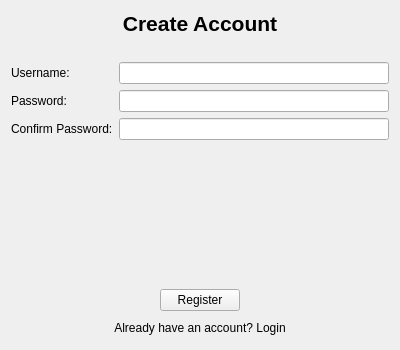
Old version of the form src/ui/views/RegisterPage.ui in the repository IbrahimYasserM/Cashtak.
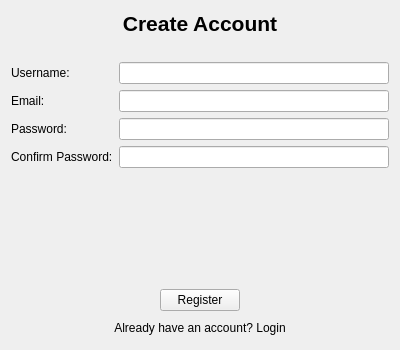
New version of the form.

Diff of the .ui file:
```diff
--- a/src/ui/views/RegisterPage.ui
+++ b/src/ui/views/RegisterPage.ui
@@ -60,27 +60,37 @@
       <widget class="QLineEdit" name="lineEditUsername"/>
      </item>
      <item row="1" column="0">
+      <widget class="QLabel" name="labelEmail">
+       <property name="text">
+        <string>Email:</string>
+       </property>
+      </widget>
+     </item>
+     <item row="1" column="1">
+      <widget class="QLineEdit" name="lineEditEmail"/>
+     </item>
+     <item row="2" column="0">
       <widget class="QLabel" name="labelPassword">
        <property name="text">
         <string>Password:</string>
        </property>
       </widget>
      </item>
-     <item row="1" column="1">
+     <item row="2" column="1">
       <widget class="QLineEdit" name="lineEditPassword">
        <property name="echoMode">
         <enum>QLineEdit::Password</enum>
        </property>
       </widget>
      </item>
-     <item row="2" column="0">
+     <item row="3" column="0">
       <widget class="QLabel" name="labelConfirmPassword">
        <property name="text">
         <string>Confirm Password:</string>
        </property>
       </widget>
      </item>
-     <item row="2" column="1">
+     <item row="3" column="1">
       <widget class="QLineEdit" name="lineEditConfirmPassword">
        <property name="echoMode">
         <enum>QLineEdit::Password</enum>
```
